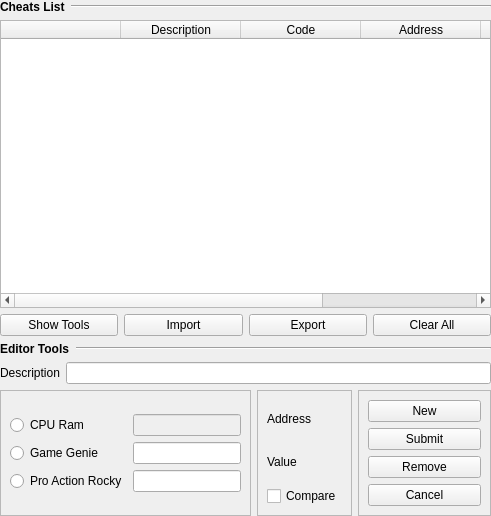
Before: the Qt Designer form src/gui/designer/wdgCheatsEditor.ui in punesemu/puNES, drawn with Qt 5.
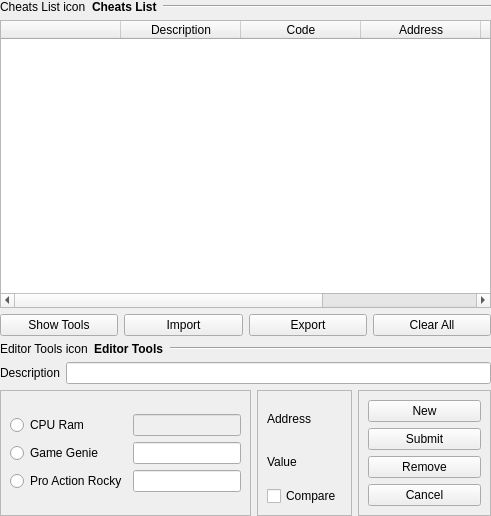
After: the same form once the commit is applied.

What changed in the file:
```diff
--- a/src/gui/designer/wdgCheatsEditor.ui
+++ b/src/gui/designer/wdgCheatsEditor.ui
@@ -46,6 +46,13 @@
       </property>
       <item>
        <layout class="QHBoxLayout" name="horizontalLayout_Cheat_List_Editor">
+        <item>
+         <widget class="QLabel" name="icon_Cheat_List_Editor">
+          <property name="text">
+           <string notr="true">Cheats List icon</string>
+          </property>
+         </widget>
+        </item>
         <item>
          <widget class="QLabel" name="label_Cheat_List_Editor">
           <property name="font">
@@ -211,6 +218,13 @@
       </property>
       <item>
        <layout class="QHBoxLayout" name="horizontalLayout_Editor_Tools">
+        <item>
+         <widget class="QLabel" name="icon_Editor_Tools">
+          <property name="text">
+           <string notr="true">Editor Tools icon</string>
+          </property>
+         </widget>
+        </item>
         <item>
          <widget class="QLabel" name="label_Editor_Tools">
           <property name="font">
```
